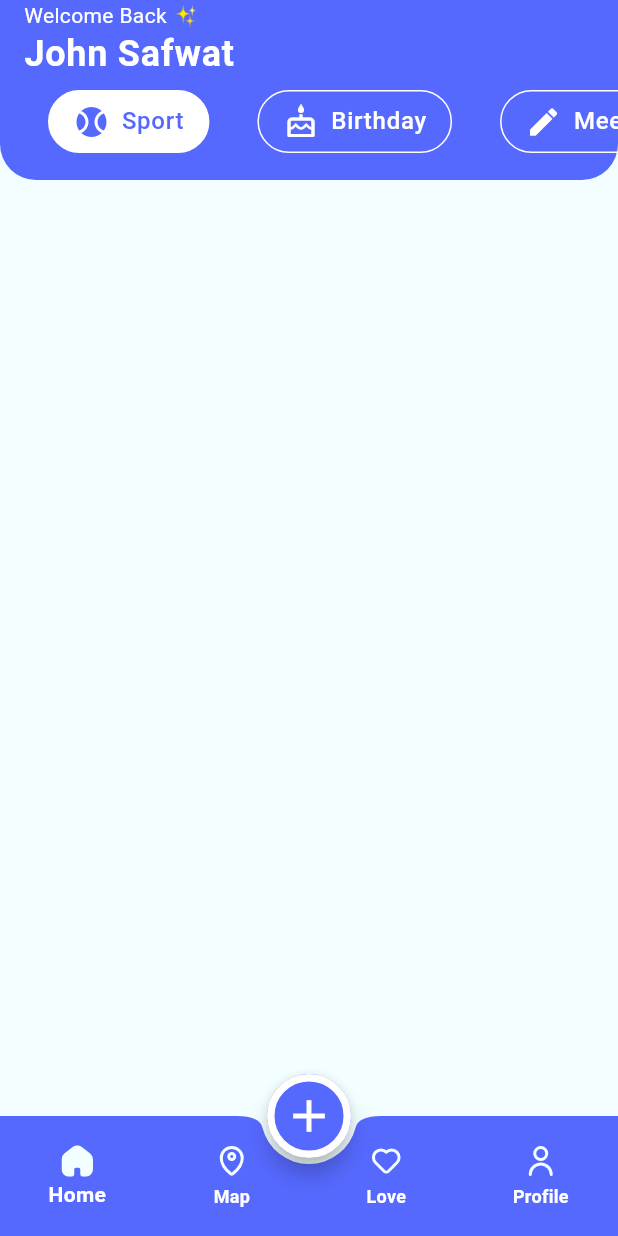
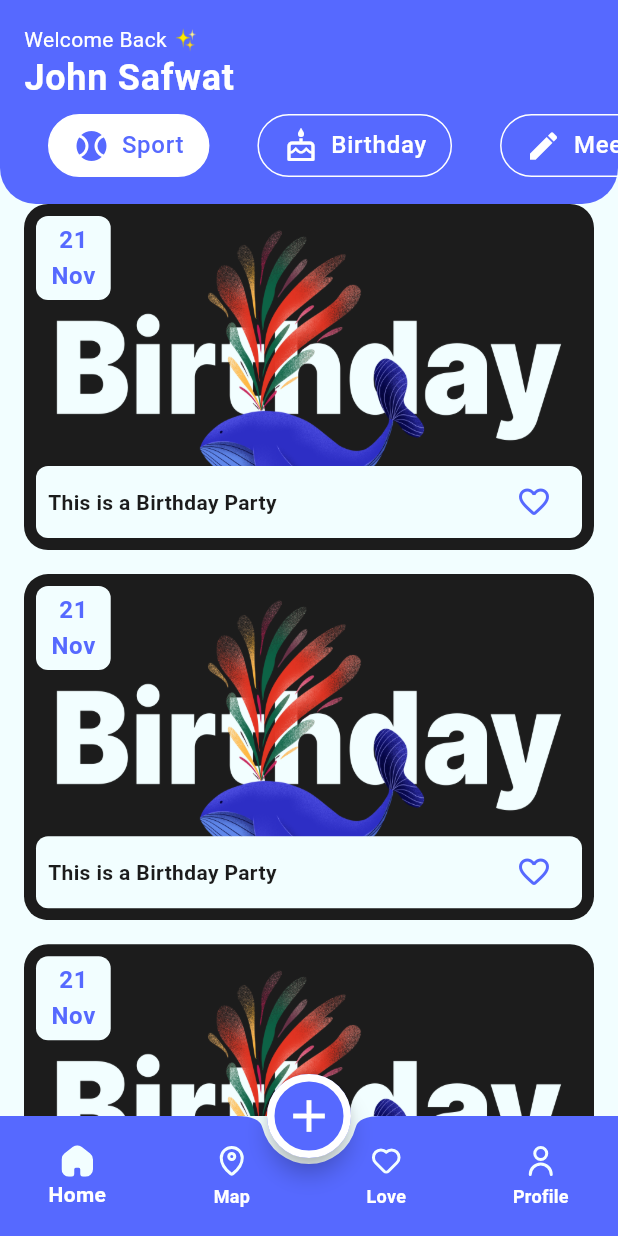
Before and after one commit to bavly97/Evently, a Flutter app: the screen it shows after launch, on a phone screen of 412 x 824 dp. Run offline on Flutter 3.47's test engine with Material 3 defaults, Android fonts, the phone set to English and light mode, and no system bars; our stand-ins replace flutter_svg.

Commit message:
implement home tab UI

```diff
--- /dev/null
+++ b/lib/tabs/home/event_item.dart
@@ -0,0 +1,76 @@
+import 'package:evently/app_theme.dart';
+import 'package:flutter/material.dart';
+
+class EventItem extends StatelessWidget {
+  @override
+  Widget build(BuildContext context) {
+    Size screenSize = MediaQuery.sizeOf(context);
+    return Container(
+      margin: EdgeInsets.symmetric(horizontal: 16),
+      height: screenSize.height * 0.28,
+      width: double.infinity,
+      decoration: BoxDecoration(
+        borderRadius: BorderRadius.circular(16),
+        image: DecorationImage(
+          fit: BoxFit.fill,
+          image: AssetImage(
+            'assets/images/birthday.png',
+          ),
+        ),
+      ),
+      child: Column(
+        crossAxisAlignment: CrossAxisAlignment.start,
+        mainAxisAlignment: MainAxisAlignment.spaceBetween,
+        children: [
+          Container(
+            margin: EdgeInsets.all(8),
+            padding: EdgeInsets.symmetric(horizontal: 10, vertical: 4),
+            decoration: BoxDecoration(
+              color: AppTheme.backgroundLight,
+              borderRadius: BorderRadius.circular(8),
+            ),
+            child: Column(
+              children: [
+                Text('21',
+                    style: Theme.of(context).textTheme.bodyLarge!.copyWith(
+                        color: AppTheme.primary, fontWeight: FontWeight.w700)),
+                Text('Nov',
+                    style: Theme.of(context).textTheme.bodyLarge!.copyWith(
+                        color: AppTheme.primary, fontWeight: FontWeight.w700)),
+              ],
+            ),
+          ),
+          Container(
+            margin: EdgeInsets.all(8),
+            padding: EdgeInsets.symmetric(horizontal: 8),
+            decoration: BoxDecoration(
+              color: AppTheme.backgroundLight,
+              borderRadius: BorderRadius.circular(8),
+            ),
+            child: Row(
+              mainAxisAlignment: MainAxisAlignment.spaceBetween,
+              children: [
+                Expanded(
+                  child: Text(
+                    'This is a Birthday Party',
+                    style: Theme.of(context)
+                        .textTheme
+                        .bodyMedium!
+                        .copyWith(fontWeight: FontWeight.w700),
+                  ),
+                ),
+                IconButton(
+                  onPressed: () {},
+                  icon: Icon(
+                    Icons.favorite_outline_rounded,
+                    color: AppTheme.primary,
+                  ),
+                ),
+              ],
+            ),
+          ),
+        ],
+      ),
+    );
+  }
+}
--- a/lib/tabs/home/home_tab.dart
+++ b/lib/tabs/home/home_tab.dart
@@ -1,3 +1,4 @@
+import 'package:evently/tabs/home/event_item.dart';
 import 'package:evently/tabs/home/home_tab_header.dart';
 import 'package:flutter/material.dart';
 
@@ -7,6 +8,12 @@ class HomeTab extends StatelessWidget {
     return Column(
       children: [
         HomeTabHeader(),
+        Expanded(
+          child: ListView.separated(
+              itemBuilder: (_, index) => EventItem(),
+              separatorBuilder: (_, __) => SizedBox(height: 16),
+              itemCount: 10),
+        )
       ],
     );
   }
--- a/lib/tabs/home/home_tab_header.dart
+++ b/lib/tabs/home/home_tab_header.dart
@@ -21,7 +21,7 @@ class _HomeTabHeaderState extends State<HomeTabHeader> {
       ),
       child: SafeArea(
         child: Padding(
-          padding: const EdgeInsets.only(left: 16, bottom: 16),
+          padding: const EdgeInsets.only(left: 16, bottom: 16, top: 16),
           child: DefaultTabController(
             length: CategoryModel.categories.length,
             child: Column(
```
Also changed, not shown: 7 other files.
